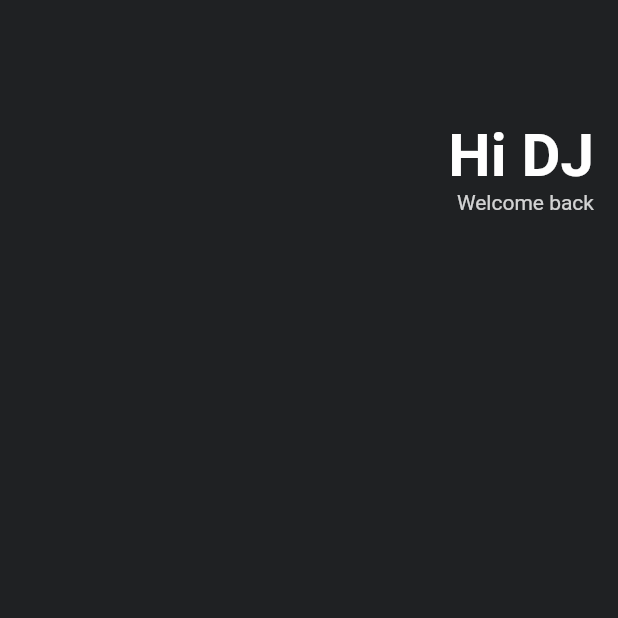
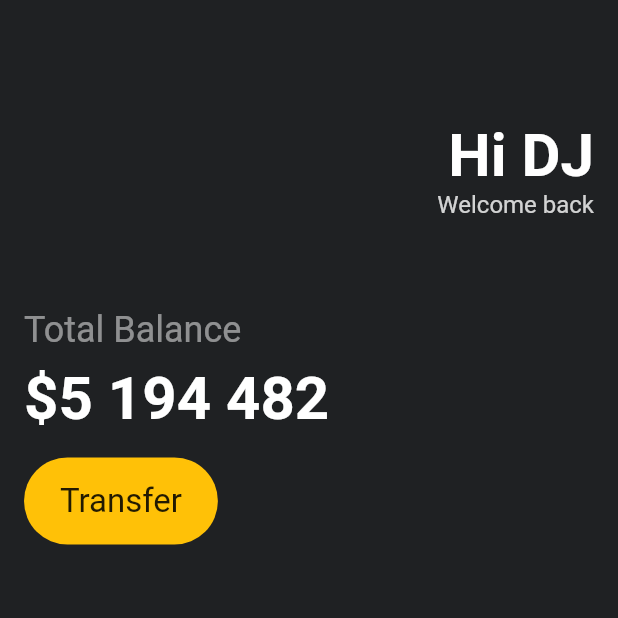
Before and after one commit to dunz/toonflix, a Flutter app: the screen it shows after launch, on a phone screen of 412 x 824 dp, the top half of it. Run offline on Flutter 3.47's test engine with Material 2 defaults, Android fonts, the phone set to English and light mode, and no system bars.

Commit message:
ui challenge 2 - devtool, Container, BoxDecoration

```diff
--- a/lib/main.dart
+++ b/lib/main.dart
@@ -13,6 +13,7 @@ class App extends StatelessWidget {
         body: Padding(
           padding: const EdgeInsets.symmetric(horizontal: 16),
           child: Column(
+            crossAxisAlignment: CrossAxisAlignment.start,
             children: [
               const SizedBox(
                 height: 80,
@@ -31,19 +32,61 @@ class App extends StatelessWidget {
                           fontWeight: FontWeight.bold,
                         ),
                       ),
-                          Text('Welcome back',
+                      Text(
+                        'Welcome back',
                         style: TextStyle(
-                              color: Colors.white.withOpacity(.8),
+                            color: Colors.white.withOpacity(.8), fontSize: 16),
+                      ),
+                    ],
+                  ),
+                ],
+              ),
+              SizedBox(
+                height: 60,
+              ),
+              Text('Total Balance',
+                  style: TextStyle(
+                    fontSize: 24,
+                    color: Colors.white.withOpacity(0.5),
+                  )),
+              SizedBox(
+                height: 8,
+              ),
+              Text(
+                '\$5 194 482',
+                style: TextStyle(
+                  fontSize: 40,
+                  color: Colors.white,
+                  fontWeight: FontWeight.w600,
                 ),
               ),
-                        ],
-                      )
-                    ]
+              SizedBox(
+                height: 16,
+              ),
+              Row(
+                children: [
+                  Container(
+                    decoration: BoxDecoration(
+                      color: Colors.amber,
+                      borderRadius: BorderRadius.circular(40),
+                    ),
+                    child: Padding(
+                      padding: EdgeInsets.symmetric(
+                        horizontal: 24,
+                        vertical: 16,
+                      ),
+                      child: Text(
+                        'Transfer',
+                        style: TextStyle(fontSize: 22),
+                      ),
+                    ),
                   )
                 ],
               )
-          )
-      )
+            ],
+          ),
+        ),
+      ),
     );
   }
 }
```
Also changed, not shown: 1 other file. Lines whose indentation alone changed are shown as unchanged.
